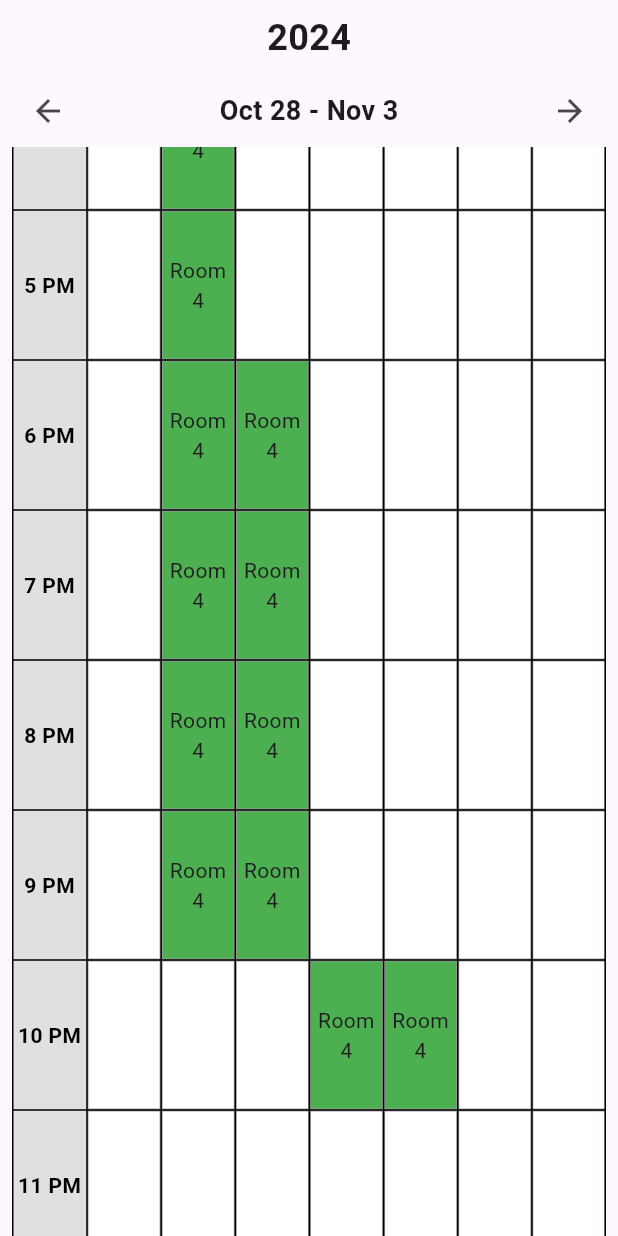
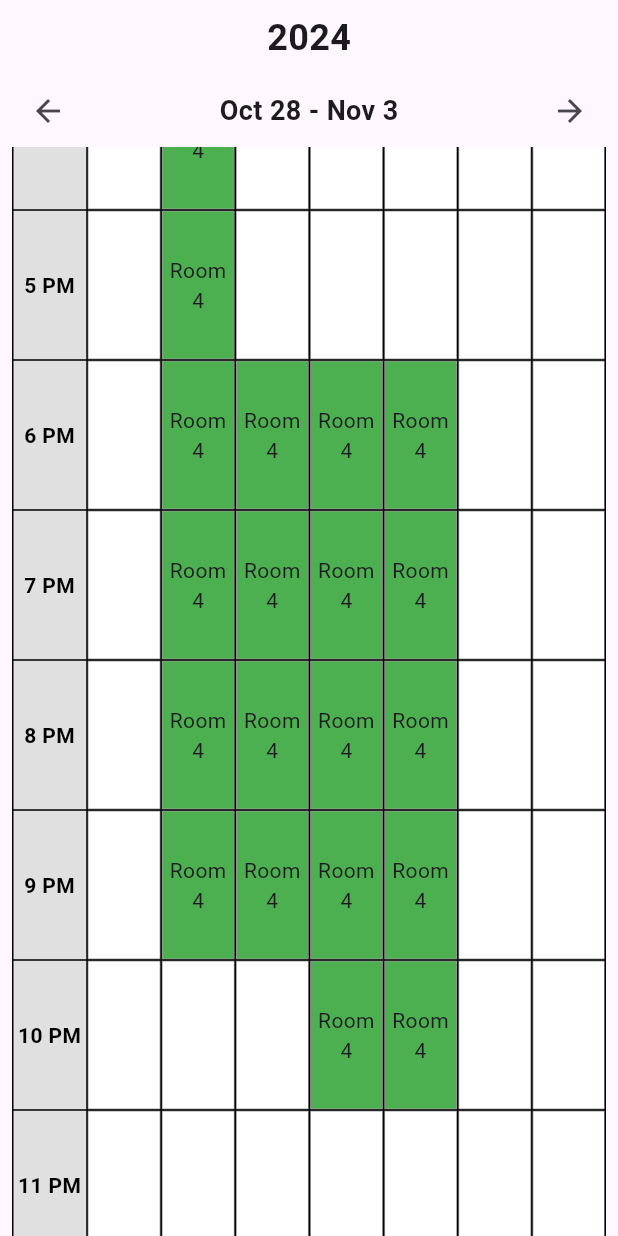
Before and after one commit to russgards03/careshift_mobile, a Flutter app: the SchedulePage screen opened directly, scrolled down 1728 dp, on a phone screen of 412 x 824 dp. Run offline on Flutter 3.47's test engine with Material 3 defaults, Android fonts, the phone set to English and light mode, and no system bars; our stand-ins replace shared_preferences; accounts and stored records are empty.

Commit message:
Add files via upload

```diff
--- a/lib/pages/schedule.dart
+++ b/lib/pages/schedule.dart
@@ -17,9 +17,10 @@ class _SchedulePageState extends State<SchedulePage> {
     '2024-10-28': [{'start': '6 AM', 'end': '2 PM', 'room': 'Room 1'}],
     '2024-10-29': [{'start': '2 PM', 'end': '10 PM', 'room': 'Room 4'}],
     '2024-10-30': [{'start': '6 PM', 'end': '10 PM', 'room': 'Room 4'}],
-    '2024-10-31': [{'start': '10 PM', 'end': '11 PM', 'room': 'Room 4'}],
-    '2024-11-01': [{'start': '10 PM', 'end': '11 PM', 'room': 'Room 4'}],
+    '2024-10-31': [{'start': '6 PM', 'end': '11 PM', 'room': 'Room 4'}],
+    '2024-11-01': [{'start': '6 PM', 'end': '11 PM', 'room': 'Room 4'}],
     '2024-11-02': [{'start': '2 AM', 'end': '10 AM', 'room': 'Room 4'}],
+    '2024-11-03': [{'start': '2 AM', 'end': '10 AM', 'room': 'Room 2'}],
   };
 
   @override
@@ -72,6 +73,14 @@ class _SchedulePageState extends State<SchedulePage> {
     return timeSlotHour >= startHour && timeSlotHour < endHour; // Check if within the shift time
   });
 
+  // Safely retrieve the room
+  String room = shifts != null && shifts.isNotEmpty
+      ? shifts.firstWhere(
+          (shift) => _parseHour(shift['start']!) <= timeSlotHour && timeSlotHour < _parseHour(shift['end']!),
+          orElse: () => {'room': ''},
+        )['room']!
+      : ''; // Fallback if there are no shifts available
+
   return Container(
     height: 100,
     decoration: BoxDecoration(
@@ -79,9 +88,7 @@ class _SchedulePageState extends State<SchedulePage> {
       color: isShiftTime ? Colors.green : Colors.white,
     ),
     child: Center(
-        child: isShiftTime
-            ? Text(shifts!.firstWhere((shift) => _parseHour(shift['start']!) <= timeSlotHour && timeSlotHour < _parseHour(shift['end']!))['room']!, textAlign: TextAlign.center)
-            : Text('', textAlign: TextAlign.center), // Return an empty string for other times
+      child: Text(room, textAlign: TextAlign.center),
     ),
   );
 }
@@ -90,8 +97,8 @@ class _SchedulePageState extends State<SchedulePage> {
   int _parseHour(String hourString) {
     final parts = hourString.split(' ');
     int hour = int.parse(parts[0]);
-    if (hour == 12) hour = 0; // 12 AM should be 0
-    if (parts[1] == 'PM') hour += 12; // Convert PM to 24-hour format
+    if (hour == 12) hour = 0; // Convert 12 AM to 0
+    if (parts.length > 1 && parts[1] == 'PM') hour += 12; // Convert PM to 24-hour format
     return hour;
   }
 
```
Lines whose indentation alone changed are shown as unchanged.
